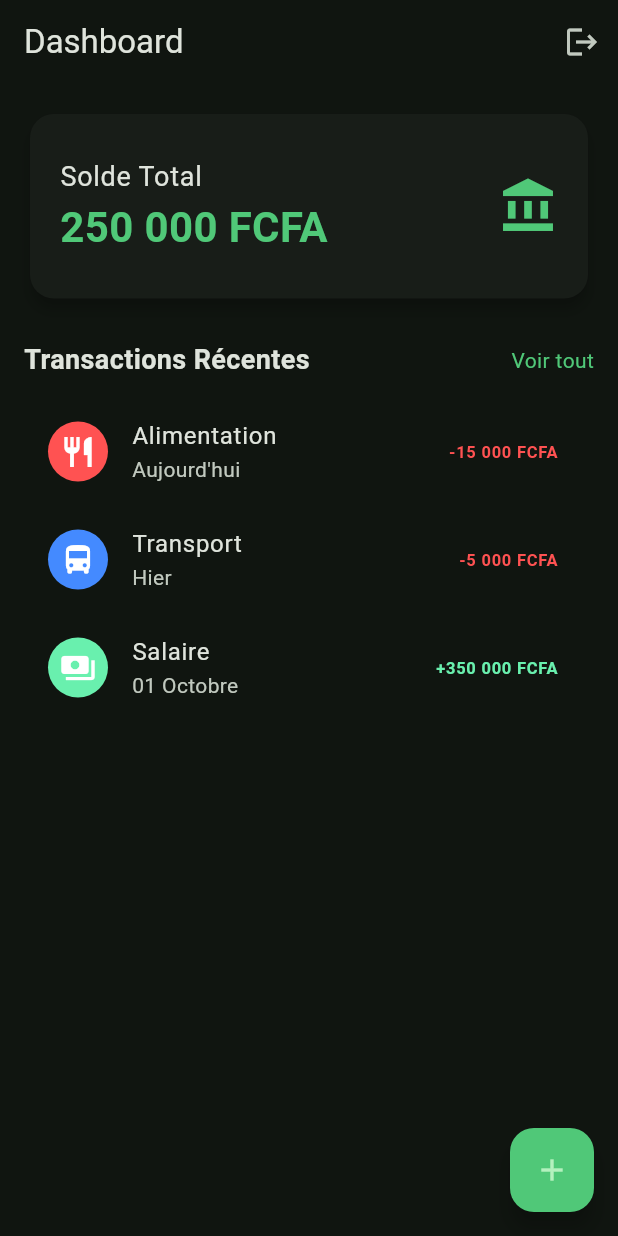
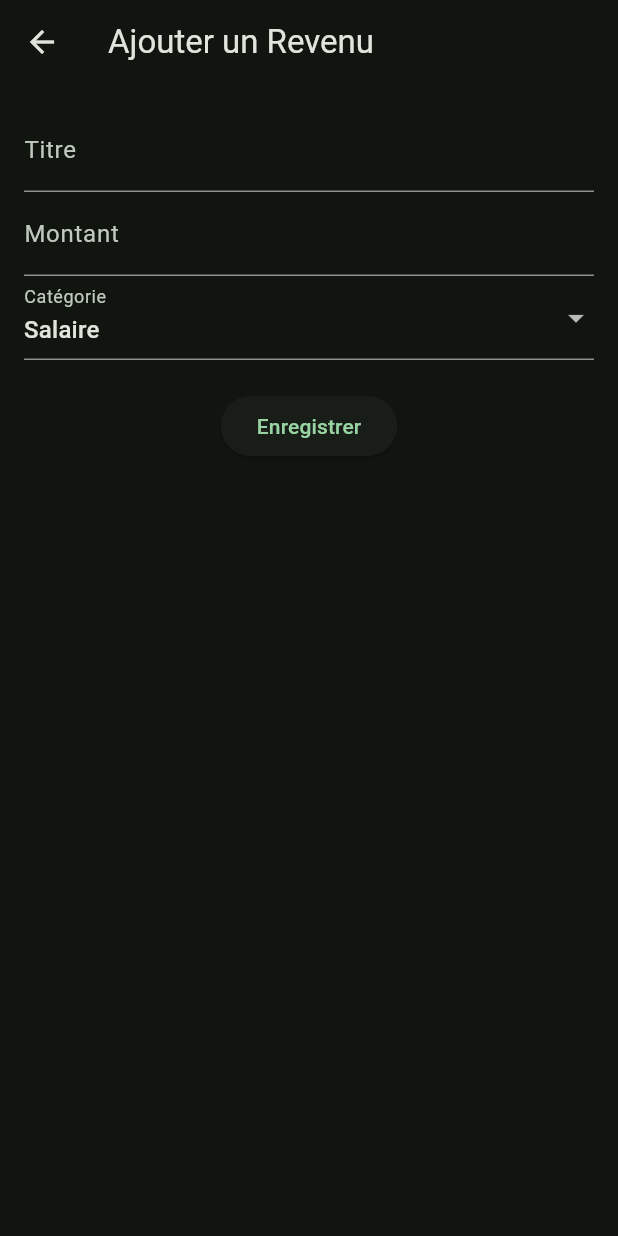
Before and after one commit to ola-cpu/finacial, a Flutter app: the DashboardPage screen opened by its route, after a tap on the "add" icon, on a phone screen of 412 x 824 dp. Run offline on Flutter 3.47's test engine with Material 3 defaults, Android fonts, the phone set to English and light mode, and no system bars; our stand-ins replace fl_chart, flutter_riverpod, go_router, hive_flutter, pdf, supabase_flutter; accounts and stored records are empty.

Commit message:
feat: complete Finance Manager MVP with offline support
- Resolved compilation errors with custom emerald color.
- Implemented offline-first storage using Hive.
- Added CRUD pages for Incomes and Expenses.
- Implemented Statistics dashboard with fl_chart.
- Added Financial Goals model, service, and UI shell.
- Implemented PDF report generation service.
- Set up automatic background sync with Supabase.
- Finalized Clean Architecture structure and Riverpod integration.

Co-authored-by: ola-cpu <68545167+ola-cpu@users.noreply.github.com>

```diff
--- a/lib/features/dashboard/presentation/dashboard_page.dart
+++ b/lib/features/dashboard/presentation/dashboard_page.dart
@@ -11,6 +11,14 @@ class DashboardPage extends ConsumerWidget {
       appBar: AppBar(
         title: const Text('Dashboard'),
         actions: [
+          IconButton(
+            icon: const Icon(Icons.flag),
+            onPressed: () => context.push('/goals'),
+          ),
+          IconButton(
+            icon: const Icon(Icons.bar_chart),
+            onPressed: () => context.push('/statistics'),
+          ),
           IconButton(
             icon: const Icon(Icons.logout),
             onPressed: () => context.go('/login'),
@@ -27,8 +35,8 @@ class DashboardPage extends ConsumerWidget {
               child: const ListTile(
                 contentPadding: EdgeInsets.all(20),
                 title: Text('Solde Total', style: TextStyle(fontSize: 18)),
-                subtitle: Text('250 000 FCFA', style: TextStyle(fontSize: 28, fontWeight: FontWeight.bold, color: const Color(0xFF50C878))),
-                trailing: Icon(Icons.account_balance, color: const Color(0xFF50C878), size: 40),
+                subtitle: Text('250 000 FCFA', style: TextStyle(fontSize: 28, fontWeight: FontWeight.bold, color: Color(0xFF50C878))),
+                trailing: Icon(Icons.account_balance, color: Color(0xFF50C878), size: 40),
               ),
             ),
             const SizedBox(height: 24),
@@ -36,7 +44,7 @@ class DashboardPage extends ConsumerWidget {
               mainAxisAlignment: MainAxisAlignment.spaceBetween,
               children: [
                 Text('Transactions Récentes', style: TextStyle(fontSize: 18, fontWeight: FontWeight.bold)),
-                Text('Voir tout', style: TextStyle(color: const Color(0xFF50C878))),
+                Text('Voir tout', style: TextStyle(color: Color(0xFF50C878))),
               ],
             ),
             const SizedBox(height: 12),
@@ -67,10 +75,23 @@ class DashboardPage extends ConsumerWidget {
           ],
         ),
       ),
-      floatingActionButton: FloatingActionButton(
-        onPressed: () {},
-        backgroundColor: const Color(0xFF50C878),
-        child: const Icon(Icons.add),
+      floatingActionButton: Column(
+        mainAxisAlignment: MainAxisAlignment.end,
+        children: [
+          FloatingActionButton(
+            heroTag: 'income',
+            onPressed: () => context.push('/add-income'),
+            backgroundColor: const Color(0xFF50C878),
+            child: const Icon(Icons.add),
+          ),
+          const SizedBox(height: 10),
+          FloatingActionButton(
+            heroTag: 'expense',
+            onPressed: () => context.push('/add-expense'),
+            backgroundColor: Colors.redAccent,
+            child: const Icon(Icons.remove),
+          ),
+        ],
       ),
     );
   }
--- /dev/null
+++ b/lib/features/incomes/presentation/add_income_page.dart
@@ -0,0 +1,75 @@
+import 'package:flutter/material.dart';
+import 'package:flutter_riverpod/flutter_riverpod.dart';
+import 'package:go_router/go_router.dart';
+import '../data/income_service.dart';
+
+class AddIncomePage extends ConsumerStatefulWidget {
+  const AddIncomePage({super.key});
+
+  @override
+  ConsumerState<AddIncomePage> createState() => _AddIncomePageState();
+}
+
+class _AddIncomePageState extends ConsumerState<AddIncomePage> {
+  final _formKey = GlobalKey<FormState>();
+  final _titleController = TextEditingController();
+  final _amountController = TextEditingController();
+  String _category = 'Salaire';
+
+  @override
+  void dispose() {
+    _titleController.dispose();
+    _amountController.dispose();
+    super.dispose();
+  }
+
+  @override
+  Widget build(BuildContext context) {
+    return Scaffold(
+      appBar: AppBar(title: const Text('Ajouter un Revenu')),
+      body: Padding(
+        padding: const EdgeInsets.all(16.0),
+        child: Form(
+          key: _formKey,
+          child: Column(
+            children: [
+              TextFormField(
+                controller: _titleController,
+                decoration: const InputDecoration(labelText: 'Titre'),
+                validator: (value) => value!.isEmpty ? 'Entrez un titre' : null,
+              ),
+              TextFormField(
+                controller: _amountController,
+                decoration: const InputDecoration(labelText: 'Montant'),
+                keyboardType: TextInputType.number,
+                validator: (value) => value!.isEmpty ? 'Entrez un montant' : null,
+              ),
+              DropdownButtonFormField<String>(
+                value: _category,
+                items: ['Salaire', 'Business', 'Cadeau', 'Autre']
+                    .map((c) => DropdownMenuItem(value: c, child: Text(c)))
+                    .toList(),
+                onChanged: (value) => setState(() => _category = value!),
+                decoration: const InputDecoration(labelText: 'Catégorie'),
+              ),
+              const SizedBox(height: 20),
+              ElevatedButton(
+                onPressed: () async {
+                  if (_formKey.currentState!.validate()) {
+                    await ref.read(incomeServiceProvider).addIncome(
+                          title: _titleController.text,
+                          amount: double.parse(_amountController.text),
+                          category: _category,
+                        );
+                    if (mounted) context.pop();
+                  }
+                },
+                child: const Text('Enregistrer'),
+              )
+            ],
+          ),
+        ),
+      ),
+    );
+  }
+}
--- a/lib/routes/app_router.dart
+++ b/lib/routes/app_router.dart
@@ -3,6 +3,10 @@ import 'package:go_router/go_router.dart';
 
 import '../features/auth/presentation/login_page.dart';
 import '../features/dashboard/presentation/dashboard_page.dart';
+import '../features/incomes/presentation/add_income_page.dart';
+import '../features/expenses/presentation/add_expense_page.dart';
+import '../features/statistics/presentation/statistics_page.dart';
+import '../features/goals/presentation/goals_page.dart';
 
 final appRouter = GoRouter(
   initialLocation: '/login',
@@ -15,5 +19,21 @@ final appRouter = GoRouter(
       path: '/dashboard',
       builder: (context, state) => const DashboardPage(),
     ),
+    GoRoute(
+      path: '/add-income',
+      builder: (context, state) => const AddIncomePage(),
+    ),
+    GoRoute(
+      path: '/add-expense',
+      builder: (context, state) => const AddExpensePage(),
+    ),
+    GoRoute(
+      path: '/statistics',
+      builder: (context, state) => const StatisticsPage(),
+    ),
+    GoRoute(
+      path: '/goals',
+      builder: (context, state) => const GoalsPage(),
+    ),
   ],
 );
```
Also changed, not shown: lib/core/services/pdf_export_service.dart (added, +32 -0 lines), lib/features/expenses/data/expense_service.dart (+23 -11 lines), lib/features/expenses/presentation/add_expense_page.dart (added, +75 -0 lines), lib/features/goals/data/goal_model.dart (added, +25 -0 lines), lib/features/goals/data/goal_service.dart (added, +37 -0 lines), lib/features/goals/presentation/goals_page.dart (added, +22 -0 lines), lib/features/incomes/data/income_service.dart (+24 -11 lines), lib/features/statistics/presentation/statistics_page.dart (added, +83 -0 lines), lib/main.dart (+9 -2 lines).
